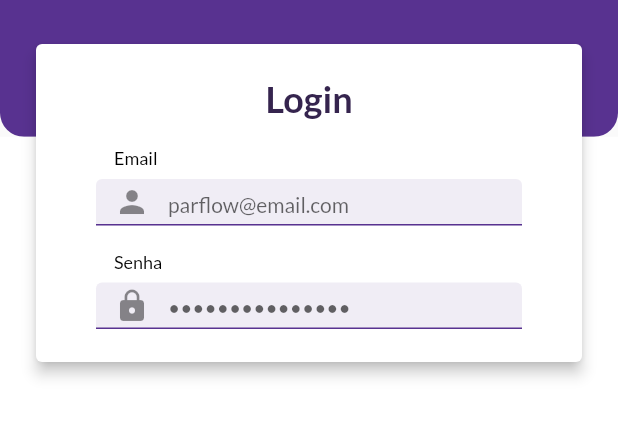
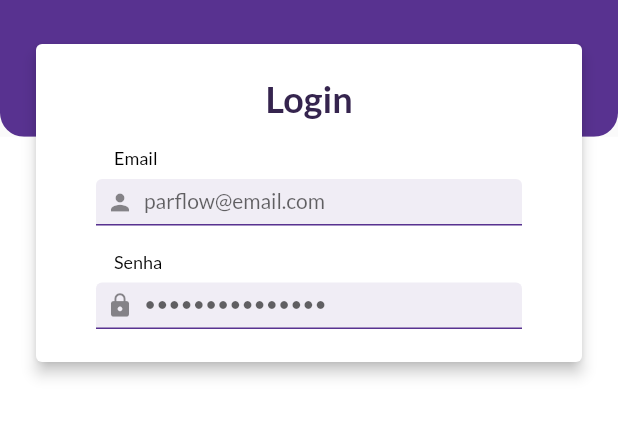
Before and after one commit to Wxze/parkflow_app, a Flutter app: the screen it shows after launch, on a phone screen of 412 x 824 dp, the part 234-673 px from its top. Run offline on Flutter 3.47's test engine with Material 2 defaults, Android fonts, the phone set to English and light mode, and no system bars.

```diff
--- a/lib/main.dart
+++ b/lib/main.dart
@@ -17,7 +17,8 @@ class _MyAppState extends State<MyApp> {
   Widget build(BuildContext context) {
     return MaterialApp(
       debugShowCheckedModeBanner: false,
-      theme: Theme.of(context).copyWith(
+      theme: ThemeData(
+        fontFamily: 'Lato',
         colorScheme: Theme.of(context).colorScheme.copyWith(
               primary: const Color(0xFF583290),
             ),
--- a/lib/view/widgets/default_text_field.dart
+++ b/lib/view/widgets/default_text_field.dart
@@ -18,12 +18,13 @@ class DefaultTextField extends StatelessWidget {
       maxLines: 1,
       obscureText: isPasswordField,
       decoration: InputDecoration(
-        contentPadding: const EdgeInsets.symmetric(
-          horizontal: 0.00001,
-        ),
+        // contentPadding: const EdgeInsets.symmetric(horizontal: 0, vertical: 0),
+        isDense: true,
         filled: true,
         fillColor: const Color(0xFFF0EDF5),
         prefixIcon: Icon(icon),
+        prefixIconConstraints:
+            const BoxConstraints(minHeight: 32, minWidth: 32),
         enabledBorder: const UnderlineInputBorder(
             borderSide: BorderSide(
           color: Color(0xFF583290),
```
